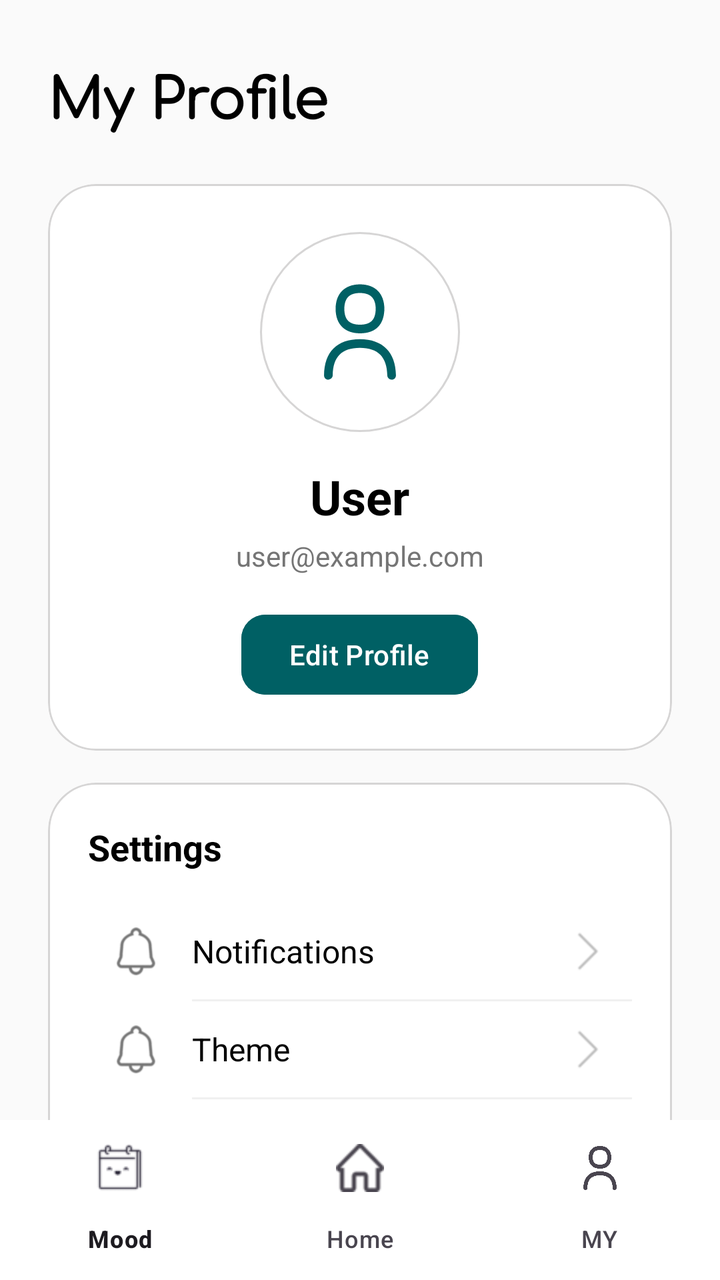
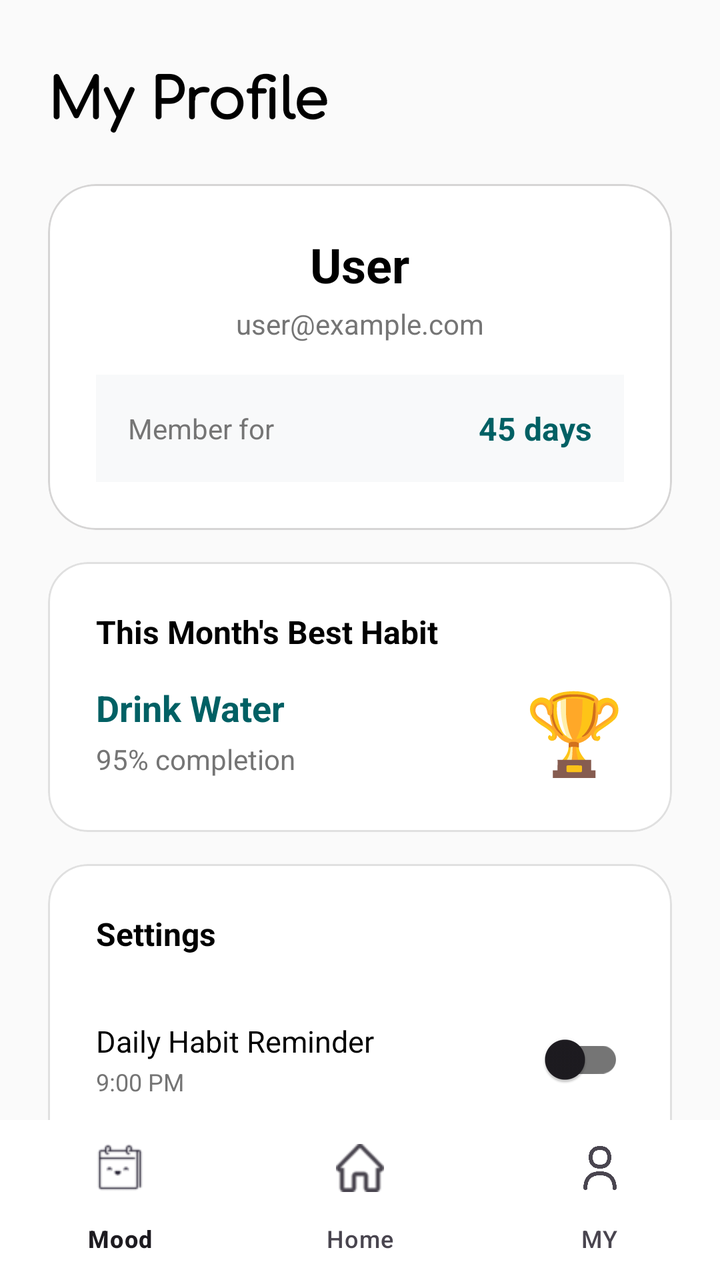

Compare the two renders of this Android layout. The source of the first and the diff that turns it into the second are given below.
<!-- AndroidManifest.xml: application theme Theme.HabitMood -->
<!-- res/layout/activity_my_page.xml -->
<?xml version="1.0" encoding="utf-8"?>
<androidx.coordinatorlayout.widget.CoordinatorLayout xmlns:android="http://schemas.android.com/apk/res/android"
    xmlns:app="http://schemas.android.com/apk/res-auto"
    xmlns:tools="http://schemas.android.com/tools"
    android:id="@+id/main"
    android:layout_width="match_parent"
    android:layout_height="match_parent"
    android:background="@color/light_light_gray"
    tools:context=".MyPage">
    <androidx.core.widget.NestedScrollView
        android:layout_width="match_parent"
        android:layout_height="match_parent"
        android:clipToPadding="false"
        android:paddingBottom="100dp">

        <LinearLayout
            android:layout_width="match_parent"
            android:layout_height="wrap_content"
            android:orientation="vertical"
            android:padding="24dp">

            
            <TextView
                android:layout_width="wrap_content"
                android:layout_height="wrap_content"
                android:text="My Profile"
                android:textSize="28sp"
                android:textStyle="bold"
                android:textColor="@color/black"
                android:fontFamily="@font/comfortaa"
                android:layout_marginBottom="24dp"/>

            
            <com.google.android.material.card.MaterialCardView
                android:layout_width="match_parent"
                android:layout_height="wrap_content"
                app:cardCornerRadius="24dp"
                app:cardElevation="0dp"
                app:strokeColor="@color/light_gray"
                app:strokeWidth="1dp"
                android:backgroundTint="@color/white"
                android:layout_marginBottom="16dp">

                <LinearLayout
                    android:layout_width="match_parent"
                    android:layout_height="wrap_content"
                    android:orientation="vertical"
                    android:padding="24dp"
                    android:gravity="center">

                    
                    <FrameLayout
                        android:layout_width="100dp"
                        android:layout_height="100dp"
                        android:layout_marginBottom="16dp">

                        <View
                            android:layout_width="100dp"
                            android:layout_height="100dp"
                            android:background="@drawable/circle_outer_unchecked"/>

                        <ImageView
                            android:id="@+id/ivProfileImage"
                            android:layout_width="100dp"
                            android:layout_height="100dp"
                            android:src="@drawable/user"
                            android:padding="24dp"
                            app:tint="#006064"/>
                    </FrameLayout>

                    
                    <TextView
                        android:id="@+id/tvUserName"
                        android:layout_width="wrap_content"
                        android:layout_height="wrap_content"
                        android:text="User"
                        android:textSize="24sp"
                        android:textStyle="bold"
                        android:textColor="@color/black"
                        android:layout_marginBottom="4dp"/>

                    
                    <TextView
                        android:id="@+id/tvUserEmail"
                        android:layout_width="wrap_content"
                        android:layout_height="wrap_content"
                        android:text="user@example.com"
                        android:textSize="14sp"
                        android:textColor="#757575"
                        android:layout_marginBottom="16dp"/>

                    
                    <com.google.android.material.button.MaterialButton
                        android:id="@+id/btnEditProfile"
                        android:layout_width="wrap_content"
                        android:layout_height="wrap_content"
                        android:text="Edit Profile"
                        android:textColor="@color/white"
                        android:backgroundTint="#006064"
                        app:cornerRadius="12dp"
                        android:paddingStart="32dp"
                        android:paddingEnd="32dp"/>

                </LinearLayout>
            </com.google.android.material.card.MaterialCardView>

            
            <com.google.android.material.card.MaterialCardView
                android:layout_width="match_parent"
                android:layout_height="wrap_content"
                app:cardCornerRadius="24dp"
                app:cardElevation="0dp"
                app:strokeColor="@color/light_gray"
                app:strokeWidth="1dp"
                android:backgroundTint="@color/white"
                android:layout_marginBottom="16dp">

                <LinearLayout
                    android:layout_width="match_parent"
                    android:layout_height="wrap_content"
                    android:orientation="vertical"
                    android:padding="20dp">

                    <TextView
                        android:layout_width="wrap_content"
                        android:layout_height="wrap_content"
                        android:text="Settings"
                        android:textSize="18sp"
                        android:textStyle="bold"
                        android:textColor="@color/black"
                        android:layout_marginBottom="16dp"/>

                    
                    <LinearLayout
                        android:id="@+id/layoutNotifications"
                        android:layout_width="match_parent"
                        android:layout_height="wrap_content"
                        android:orientation="horizontal"
                        android:gravity="center_vertical"
                        android:padding="12dp"
                        android:background="?attr/selectableItemBackground"
                        android:clickable="true"
                        android:focusable="true">

                        <ImageView
                            android:layout_width="24dp"
                            android:layout_height="24dp"
                            android:src="@drawable/notification"
                            app:tint="#757575"/>

                        <TextView
                            android:layout_width="0dp"
                            android:layout_height="wrap_content"
                            android:layout_weight="1"
                            android:text="Notifications"
                            android:textSize="16sp"
                            android:textColor="@color/black"
                            android:layout_marginStart="16dp"/>

                        <ImageView
                            android:layout_width="20dp"
                            android:layout_height="20dp"
                            android:src="@drawable/right"
                            app:tint="#BDBDBD"/>
                    </LinearLayout>

                    <View
                        android:layout_width="match_parent"
                        android:layout_height="1dp"
                        android:background="#F0F0F0"
                        android:layout_marginStart="52dp"/>

                    
                    <LinearLayout
                        android:id="@+id/layoutTheme"
                        android:layout_width="match_parent"
                        android:layout_height="wrap_content"
                        android:orientation="horizontal"
                        android:gravity="center_vertical"
                        android:padding="12dp"
                        android:background="?attr/selectableItemBackground"
                        android:clickable="true"
                        android:focusable="true">

                        <ImageView
                            android:layout_width="24dp"
                            android:layout_height="24dp"
                            android:src="@drawable/notification"
                            app:tint="#757575"/>

                        <TextView
                            android:layout_width="0dp"
                            android:layout_height="wrap_content"
                            android:layout_weight="1"
                            android:text="Theme"
                            android:textSize="16sp"
                            android:textColor="@color/black"
                            android:layout_marginStart="16dp"/>

                        <ImageView
                            android:layout_width="20dp"
                            android:layout_height="20dp"
                            android:src="@drawable/right"
                            app:tint="#BDBDBD"/>
                    </LinearLayout>

                    <View
                        android:layout_width="match_parent"
                        android:layout_height="1dp"
                        android:background="#F0F0F0"
                        android:layout_marginStart="52dp"/>

                    
                    <LinearLayout
                        android:id="@+id/layoutBackup"
                        android:layout_width="match_parent"
                        android:layout_height="wrap_content"
                        android:orientation="horizontal"
                        android:gravity="center_vertical"
                        android:padding="12dp"
                        android:background="?attr/selectableItemBackground"
                        android:clickable="true"
                        android:focusable="true">

                        <ImageView
                            android:layout_width="24dp"
                            android:layout_height="24dp"
                            android:src="@drawable/notification"
                            app:tint="#757575"/>

                        <TextView
                            android:layout_width="0dp"
                            android:layout_height="wrap_content"
                            android:layout_weight="1"
                            android:text="Backup and Restore"
                            android:textSize="16sp"
                            android:textColor="@color/black"
                            android:layout_marginStart="16dp"/>

                        <ImageView
                            android:layout_width="20dp"
                            android:layout_height="20dp"
                            android:src="@drawable/right"
                            app:tint="#BDBDBD"/>
                    </LinearLayout>

                </LinearLayout>
            </com.google.android.material.card.MaterialCardView>

            
            <com.google.android.material.button.MaterialButton
                android:id="@+id/btnLogout"
                android:layout_width="match_parent"
                android:layout_height="56dp"
                android:text="Logout"
                android:textSize="16sp"
                android:textStyle="bold"
                android:textColor="#F44336"
                android:backgroundTint="@color/white"
                app:cornerRadius="12dp"
                app:strokeColor="#F44336"
                app:strokeWidth="2dp"
                android:layout_marginBottom="16dp"/>

        </LinearLayout>
    </androidx.core.widget.NestedScrollView>

    
    <com.google.android.material.bottomnavigation.BottomNavigationView
        android:id="@+id/bottomAppBar"
        android:layout_width="match_parent"
        android:layout_height="wrap_content"
        android:layout_gravity="bottom"
        app:backgroundTint="@color/white"
        app:elevation="8dp"
        app:menu="@menu/bottom_nav"/>

</androidx.coordinatorlayout.widget.CoordinatorLayout>
<!-- resources referenced by this layout -->
<resources>
  <color name="black">#FF000000</color>
  <color name="light_gray">#D6D5D5</color>
  <color name="light_light_gray">#FAFAFA</color>
  <color name="white">#FFFFFFFF</color>
  <!-- drawable circle_outer_unchecked (drawable) -->
  <?xml version="1.0" encoding="utf-8"?>
  <shape xmlns:android="http://schemas.android.com/apk/res/android"
      android:shape="oval">
      <stroke android:width="1dp" android:color="@color/light_gray"/>
      <solid android:color="@android:color/transparent"/>
      <size android:width="60dp" android:height="60dp"/>
  </shape>
  <!-- drawable notification: png bitmap (drawable, 1495 bytes) -->
  <!-- drawable right: png bitmap (drawable, 218 bytes) -->
  <!-- drawable user: png bitmap (drawable, 1407 bytes) -->
  <style name="Theme.HabitMood" parent="Base.Theme.HabitMood" />
  <style name="Base.Theme.HabitMood" parent="Theme.Material3.DayNight.NoActionBar">
          <item name="colorPrimary">@color/green</item>
  
          <item name="colorPrimaryContainer">@color/green</item>
          <item name="colorOnPrimaryContainer">@color/white</item>
  
          <item name="colorSecondary">@color/green</item>
          <item name="colorOnSecondary">@color/white</item>
      </style>
  <color name="green">#006064</color>
</resources>

<!-- the commit's change to res/layout/activity_my_page.xml (unified diff, before → after) -->
@@ -48,25 +48,6 @@
                     android:padding="24dp"
                     android:gravity="center">
 
-                    
-                    <FrameLayout
-                        android:layout_width="100dp"
-                        android:layout_height="100dp"
-                        android:layout_marginBottom="16dp">
-
-                        <View
-                            android:layout_width="100dp"
-                            android:layout_height="100dp"
-                            android:background="@drawable/circle_outer_unchecked"/>
-
-                        <ImageView
-                            android:id="@+id/ivProfileImage"
-                            android:layout_width="100dp"
-                            android:layout_height="100dp"
-                            android:src="@drawable/user"
-                            android:padding="24dp"
-                            app:tint="#006064"/>
-                    </FrameLayout>
 
                     
                     <TextView
@@ -90,17 +71,31 @@
                         android:layout_marginBottom="16dp"/>
 
                     
-                    <com.google.android.material.button.MaterialButton
-                        android:id="@+id/btnEditProfile"
-                        android:layout_width="wrap_content"
-                        android:layout_height="wrap_content"
-                        android:text="Edit Profile"
-                        android:textColor="@color/white"
-                        android:backgroundTint="#006064"
-                        app:cornerRadius="12dp"
-                        android:paddingStart="32dp"
-                        android:paddingEnd="32dp"/>
-
+                    <LinearLayout
+                        android:layout_width="match_parent"
+                        android:layout_height="wrap_content"
+                        android:orientation="horizontal"
+                        android:background="#F8F9FA"
+                        android:padding="16dp"
+                        android:gravity="center_vertical">
+
+                        <TextView
+                            android:layout_width="0dp"
+                            android:layout_height="wrap_content"
+                            android:layout_weight="1"
+                            android:text="Member for"
+                            android:textSize="14sp"
+                            android:textColor="@color/gray"/>
+
+                        <TextView
+                            android:id="@+id/tvMemberDays"
+                            android:layout_width="wrap_content"
+                            android:layout_height="wrap_content"
+                            android:text="45 days"
+                            android:textSize="16sp"
+                            android:textStyle="bold"
+                            android:textColor="@color/green"/>
+                    </LinearLayout>
                 </LinearLayout>
             </com.google.android.material.card.MaterialCardView>
 
@@ -108,9 +103,9 @@
             <com.google.android.material.card.MaterialCardView
                 android:layout_width="match_parent"
                 android:layout_height="wrap_content"
-                app:cardCornerRadius="24dp"
+                app:cardCornerRadius="20dp"
                 app:cardElevation="0dp"
-                app:strokeColor="@color/light_gray"
+                app:strokeColor="#E0E0E0"
                 app:strokeWidth="1dp"
                 android:backgroundTint="@color/white"
                 android:layout_marginBottom="16dp">
@@ -119,130 +114,141 @@
                     android:layout_width="match_parent"
                     android:layout_height="wrap_content"
                     android:orientation="vertical"
-                    android:padding="20dp">
+                    android:padding="24dp">
+
+                    <TextView
+                        android:layout_width="wrap_content"
+                        android:layout_height="wrap_content"
+                        android:text="This Month's Best Habit"
+                        android:textSize="16sp"
+                        android:textStyle="bold"
+                        android:textColor="@color/black"
+                        android:layout_marginBottom="12dp"/>
+
+                    <LinearLayout
+                        android:layout_width="match_parent"
+                        android:layout_height="wrap_content"
+                        android:orientation="horizontal"
+                        android:gravity="center_vertical">
+
+                        <LinearLayout
+                            android:layout_width="0dp"
+                            android:layout_height="wrap_content"
+                            android:layout_weight="1"
+                            android:orientation="vertical">
+
+                            <TextView
+                                android:id="@+id/tvBestHabitName"
+                                android:layout_width="wrap_content"
+                                android:layout_height="wrap_content"
+                                android:text="Drink Water"
+                                android:textSize="18sp"
+                                android:textStyle="bold"
+                                android:textColor="@color/green"
+                                android:layout_marginBottom="4dp"/>
+
+                            <TextView
+                                android:id="@+id/tvBestHabitRate"
+                                android:layout_width="wrap_content"
+                                android:layout_height="wrap_content"
+                                android:text="95% completion"
+                                android:textSize="14sp"
+                                android:textColor="@color/gray"/>
+                        </LinearLayout>
+
+                        <TextView
+                            android:layout_width="wrap_content"
+                            android:layout_height="wrap_content"
+                            android:text="🏆"
+                            android:textSize="40sp"/>
+                    </LinearLayout>
+                </LinearLayout>
+            </com.google.android.material.card.MaterialCardView>
+            
+            <com.google.android.material.card.MaterialCardView
+                android:layout_width="match_parent"
+                android:layout_height="wrap_content"
+                app:cardCornerRadius="20dp"
+                app:cardElevation="0dp"
+                app:strokeColor="#E0E0E0"
+                app:strokeWidth="1dp"
+                android:backgroundTint="@color/white"
+                android:layout_marginBottom="16dp">
+
+                <LinearLayout
+                    android:layout_width="match_parent"
+                    android:layout_height="wrap_content"
+                    android:orientation="vertical"
+                    android:padding="24dp">
 
                     <TextView
                         android:layout_width="wrap_content"
                         android:layout_height="wrap_content"
                         android:text="Settings"
-                        android:textSize="18sp"
+                        android:textSize="16sp"
                         android:textStyle="bold"
                         android:textColor="@color/black"
                         android:layout_marginBottom="16dp"/>
 
                     
                     <LinearLayout
-                        android:id="@+id/layoutNotifications"
                         android:layout_width="match_parent"
                         android:layout_height="wrap_content"
                         android:orientation="horizontal"
                         android:gravity="center_vertical"
-                        android:padding="12dp"
-                        android:background="?attr/selectableItemBackground"
-                        android:clickable="true"
-                        android:focusable="true">
-
-                        <ImageView
-                            android:layout_width="24dp"
-                            android:layout_height="24dp"
-                            android:src="@drawable/notification"
-                            app:tint="#757575"/>
-
-                        <TextView
+                        android:paddingVertical="12dp">
+
+                        <LinearLayout
                             android:layout_width="0dp"
                             android:layout_height="wrap_content"
                             android:layout_weight="1"
-                            android:text="Notifications"
-                            android:textSize="16sp"
-                            android:textColor="@color/black"
-                            android:layout_marginStart="16dp"/>
-
-                        <ImageView
-                            android:layout_width="20dp"
-                            android:layout_height="20dp"
-                            android:src="@drawable/right"
-                            app:tint="#BDBDBD"/>
+                            android:orientation="vertical">
+
+                            <TextView
+                                android:layout_width="wrap_content"
+                                android:layout_height="wrap_content"
+                                android:text="Daily Habit Reminder"
+                                android:textSize="15sp"
+                                android:textColor="@color/black"
+                                android:layout_marginBottom="2dp"/>
+
+                            <TextView
+                                android:id="@+id/tvReminderTime"
+                                android:layout_width="wrap_content"
+                                android:layout_height="wrap_content"
+                                android:text="9:00 PM"
+                                android:textSize="12sp"
+                                android:textColor="@color/gray"/>
+                        </LinearLayout>
+
+                        <com.google.android.material.switchmaterial.SwitchMaterial
+                            android:id="@+id/switchDailyReminder"
+                            android:layout_width="wrap_content"
+                            android:layout_height="wrap_content"
+                            android:theme="@style/GreenSwitchTheme"/>
                     </LinearLayout>
 
+                    
+                    <com.google.android.material.button.MaterialButton
+                        android:id="@+id/btnChangeTime"
+                        android:layout_width="match_parent"
+                        android:layout_height="wrap_content"
+                        android:text="Change Reminder Time"
+                        android:textSize="14sp"
+                        android:textColor="@color/green"
+                        android:backgroundTint="@color/white"
+                        app:strokeColor="@color/green"
+                        app:strokeWidth="1dp"
+                        app:cornerRadius="12dp"
+                        android:layout_marginBottom="16dp"
+                        style="@style/Widget.MaterialComponents.Button.OutlinedButton"/>
+
+                    
                     <View
                         android:layout_width="match_parent"
                         android:layout_height="1dp"
-                        android:background="#F0F0F0"
-                        android:layout_marginStart="52dp"/>
-
-                    
-                    <LinearLayout
-                        android:id="@+id/layoutTheme"
-                        android:layout_width="match_parent"
-                        android:layout_height="wrap_content"
-                        android:orientation="horizontal"
-                        android:gravity="center_vertical"
-                        android:padding="12dp"
-                        android:background="?attr/selectableItemBackground"
-                        android:clickable="true"
-                        android:focusable="true">
-
-                        <ImageView
-                            android:layout_width="24dp"
-                            android:layout_height="24dp"
-                            android:src="@drawable/notification"
-                            app:tint="#757575"/>
-
-                        <TextView
-                            android:layout_width="0dp"
-                            android:layout_height="wrap_content"
-                            android:layout_weight="1"
-                            android:text="Theme"
-                            android:textSize="16sp"
-                            android:textColor="@color/black"
-                            android:layout_marginStart="16dp"/>
-
-                        <ImageView
-                            android:layout_width="20dp"
-                            android:layout_height="20dp"
-                            android:src="@drawable/right"
-                            app:tint="#BDBDBD"/>
-                    </LinearLayout>
-
-                    <View
-                        android:layout_width="match_parent"
-                        android:layout_height="1dp"
-                        android:background="#F0F0F0"
-                        android:layout_marginStart="52dp"/>
-
-                    
-                    <LinearLayout
-                        android:id="@+id/layoutBackup"
-                        android:layout_width="match_parent"
-                        android:layout_height="wrap_content"
-                        android:orientation="horizontal"
-                        android:gravity="center_vertical"
-                        android:padding="12dp"
-                        android:background="?attr/selectableItemBackground"
-                        android:clickable="true"
-                        android:focusable="true">
-
-                        <ImageView
-                            android:layout_width="24dp"
-                            android:layout_height="24dp"
-                            android:src="@drawable/notification"
-                            app:tint="#757575"/>
-
-                        <TextView
-                            android:layout_width="0dp"
-                            android:layout_height="wrap_content"
-                            android:layout_weight="1"
-                            android:text="Backup and Restore"
-                            android:textSize="16sp"
-                            android:textColor="@color/black"
-                            android:layout_marginStart="16dp"/>
-
-                        <ImageView
-                            android:layout_width="20dp"
-                            android:layout_height="20dp"
-                            android:src="@drawable/right"
-                            app:tint="#BDBDBD"/>
-                    </LinearLayout>
+                        android:background="#E0E0E0"
+                        android:layout_marginVertical="8dp"/>
 
                 </LinearLayout>
             </com.google.android.material.card.MaterialCardView>
@@ -255,12 +261,10 @@
                 android:text="Logout"
                 android:textSize="16sp"
                 android:textStyle="bold"
-                android:textColor="#F44336"
-                android:backgroundTint="@color/white"
+                android:textColor="@color/white"
+                android:backgroundTint="#FF5252"
                 app:cornerRadius="12dp"
-                app:strokeColor="#F44336"
-                app:strokeWidth="2dp"
-                android:layout_marginBottom="16dp"/>
+                android:layout_marginTop="8dp"/>
 
         </LinearLayout>
     </androidx.core.widget.NestedScrollView>
<!-- resource entries referenced after the edit -->
@@ -1,20 +1,18 @@
 <!-- resources referenced by this layout -->
 <resources>
   <color name="black">#FF000000</color>
+  <color name="gray">#757575</color>
+  <color name="green">#006064</color>
   <color name="light_gray">#D6D5D5</color>
   <color name="light_light_gray">#FAFAFA</color>
   <color name="white">#FFFFFFFF</color>
-  <!-- drawable circle_outer_unchecked (drawable) -->
-  <?xml version="1.0" encoding="utf-8"?>
-  <shape xmlns:android="http://schemas.android.com/apk/res/android"
-      android:shape="oval">
-      <stroke android:width="1dp" android:color="@color/light_gray"/>
-      <solid android:color="@android:color/transparent"/>
-      <size android:width="60dp" android:height="60dp"/>
-  </shape>
-  <!-- drawable notification: png bitmap (drawable, 1495 bytes) -->
-  <!-- drawable right: png bitmap (drawable, 218 bytes) -->
-  <!-- drawable user: png bitmap (drawable, 1407 bytes) -->
+  <style name="GreenSwitchTheme" parent="Theme.Material3.DayNight.NoActionBar">
+          <item name="colorPrimary">@color/green</item>
+          <item name="colorSecondary">@color/green</item>
+          <item name="colorPrimaryContainer">@color/green</item>
+          <item name="colorOnPrimaryContainer">@color/white</item>
+          <item name="colorOutline">#757575</item>
+      </style>
   <style name="Theme.HabitMood" parent="Base.Theme.HabitMood" />
   <style name="Base.Theme.HabitMood" parent="Theme.Material3.DayNight.NoActionBar">
           <item name="colorPrimary">@color/green</item>
@@ -25,6 +23,5 @@
           <item name="colorSecondary">@color/green</item>
           <item name="colorOnSecondary">@color/white</item>
       </style>
-  <color name="green">#006064</color>
 </resources>
 
